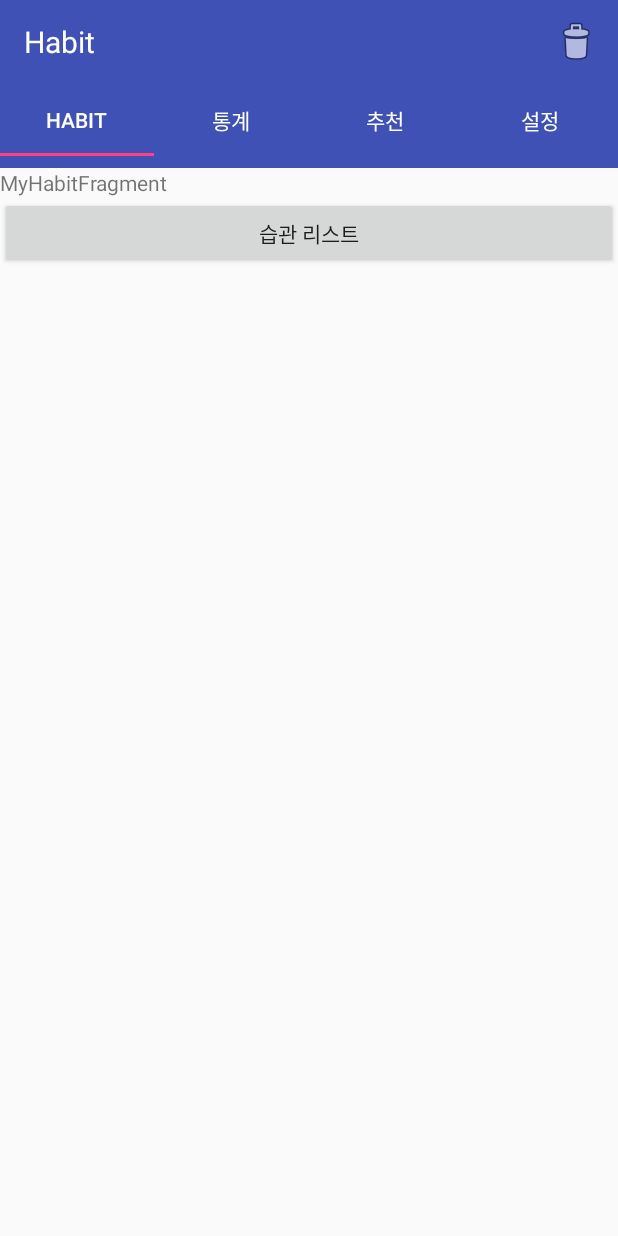
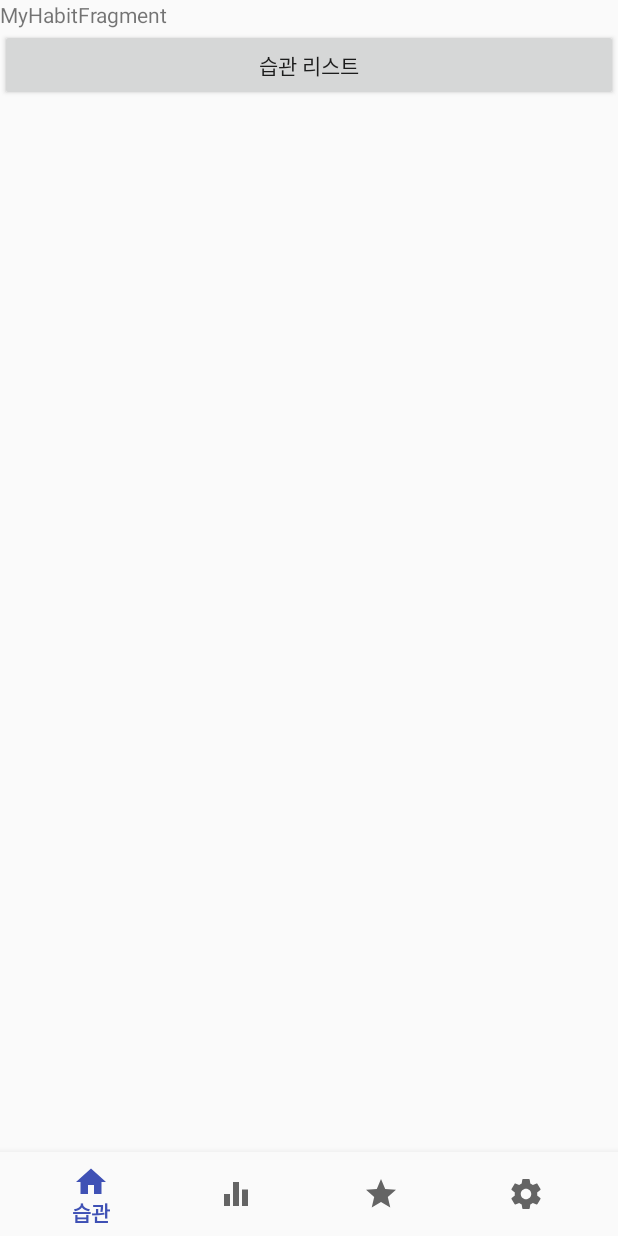
Before and after one commit to postfive/Habit, an Android app: the screen it shows after launch once a user with an empty profile is signed in (MainActivity), on a phone screen of 412 x 824 dp. Run offline under Robolectric (Android 15) with nearby library versions, the light colour scheme and no system bars; our stand-ins replace Firebase (no records; nobody signed in at launch, a user with empty details on screens opened directly).

Commit message:
TabLayout > BottomNavigationView
TabLayout > BottomNavigationView

```diff
--- /dev/null
+++ b/Android_MVP/Habit/app/src/main/java/com/postfive/habit/adpater/pager/SectionsPagerAdapter.java
@@ -0,0 +1,63 @@
+package com.postfive.habit.adpater.pager;
+
+
+import android.support.v4.app.Fragment;
+import android.support.v4.app.FragmentManager;
+import android.support.v4.app.FragmentPagerAdapter;
+import android.util.Log;
+
+
+import com.postfive.habit.view.celeblist.CelebListFragment;
+import com.postfive.habit.view.myhabits.MyHabitsFragment;
+import com.postfive.habit.view.setting.SettingFragment;
+import com.postfive.habit.view.statistics.StatisticsFragment;
+
+import java.util.ArrayList;
+
+public class SectionsPagerAdapter extends FragmentPagerAdapter implements  SectionsPagerModel {
+    private static String TAG ="SectionsPagerAdapter";
+    private FragmentManager fm = null;
+    private ArrayList<Integer> itemList = new ArrayList<Integer>();
+
+    public SectionsPagerAdapter(FragmentManager fm) {
+        super(fm);
+
+        this.fm = fm;
+    }
+
+    @Override
+    public Fragment getItem(int position) {
+        Log.d(TAG,"getItem "+position);
+
+        switch (position) {
+            case 0:
+                return new MyHabitsFragment();
+            case 1:
+                return new StatisticsFragment();
+            case 2:
+                return new CelebListFragment();
+            case 3:
+                return new SettingFragment();
+            default :
+                break;
+        }
+        return null;
+    }
+
+    @Override
+    public void setListItem(int position) {
+        itemList.add(position);
+    }
+
+    @Override
+    public int getListItem(int position) {
+        return itemList.get(position);
+    }
+
+    @Override
+    public int getCount() {
+        return itemList.size();
+    }
+
+
+}
--- /dev/null
+++ b/Android_MVP/Habit/app/src/main/java/com/postfive/habit/adpater/pager/SectionsPagerModel.java
@@ -0,0 +1,10 @@
+package com.postfive.habit.adpater.pager;
+
+public interface SectionsPagerModel {
+
+    void setListItem(int position);
+
+    int getListItem(int position);
+
+    int getCount();
+}
--- /dev/null
+++ b/Android_MVP/Habit/app/src/main/java/com/postfive/habit/navigation/BottomNavigationViewHelper.java
@@ -0,0 +1,35 @@
+package com.postfive.habit.navigation;
+
+
+import android.annotation.SuppressLint;
+import android.support.design.internal.BottomNavigationItemView;
+import android.support.design.internal.BottomNavigationMenuView;
+import android.support.design.widget.BottomNavigationView;
+import android.util.Log;
+
+import java.lang.reflect.Field;
+
+public class BottomNavigationViewHelper {
+    @SuppressLint("RestrictedApi")
+    public static void removeShiftMode(BottomNavigationView view) {
+        BottomNavigationMenuView menuView = (BottomNavigationMenuView) view.getChildAt(0);
+        try {
+            Field shiftingMode = menuView.getClass().getDeclaredField("mShiftingMode");
+            shiftingMode.setAccessible(true);
+            shiftingMode.setBoolean(menuView, false);
+            shiftingMode.setAccessible(false);
+            for (int i = 0; i < menuView.getChildCount(); i++) {
+                BottomNavigationItemView item = (BottomNavigationItemView) menuView.getChildAt(i);
+                //noinspection RestrictedApi
+//                item.setShiftingMode(false);
+                // set once again checked value, so view will be updated
+                //noinspection RestrictedApi
+                item.setChecked(item.getItemData().isChecked());
+            }
+        } catch (NoSuchFieldException e) {
+            Log.e("BottomNav", "Unable to get shift mode field", e);
+        } catch (IllegalAccessException e) {
+            Log.e("BottomNav", "Unable to change value of shift mode", e);
+        }
+    }
+}
--- a/Android_MVP/Habit/app/src/main/java/com/postfive/habit/view/login/LoginActivity.java
+++ b/Android_MVP/Habit/app/src/main/java/com/postfive/habit/view/login/LoginActivity.java
@@ -27,6 +27,9 @@ import com.google.firebase.auth.FirebaseUser;
 import com.google.firebase.auth.GoogleAuthProvider;
 import com.postfive.habit.R;
 import com.postfive.habit.view.main.MainActivity;
+
+import java.util.HashMap;
+import java.util.Map;
 
 public class LoginActivity extends AppCompatActivity implements View.OnClickListener{
 
@@ -131,6 +134,7 @@ public class LoginActivity extends AppCompatActivity implements View.OnClickList
     private void firebaseAuthWithGoogle(GoogleSignInAccount acct) {
         Log.d(TAG, "firebaseAuthWithGoogle:" + acct.getId());
 
+
         // [START_EXCLUDE silent]
         //showProgressDialog();
         // [END_EXCLUDE]
@@ -152,5 +156,6 @@ public class LoginActivity extends AppCompatActivity implements View.OnClickList
                 finish();
             }
         });
+
     }
 }
--- a/Android_MVP/Habit/app/src/main/java/com/postfive/habit/view/main/MainActivity.java
+++ b/Android_MVP/Habit/app/src/main/java/com/postfive/habit/view/main/MainActivity.java
@@ -5,6 +5,8 @@ import android.content.Intent;
 import android.content.pm.PackageInfo;
 import android.content.pm.PackageManager;
 import android.content.pm.Signature;
+import android.support.annotation.NonNull;
+import android.support.design.widget.BottomNavigationView;
 import android.support.design.widget.TabLayout;
 import android.support.v4.view.ViewPager;
 import android.support.v7.app.ActionBar;
@@ -15,17 +17,31 @@ import android.util.Base64;
 import android.util.Log;
 import android.view.Menu;
 import android.view.MenuInflater;
+import android.view.MenuItem;
+import android.widget.ShareActionProvider;
 import android.widget.Toast;
 
 import com.postfive.habit.R;
 import com.postfive.habit.adpater.PagerAdapter;
+import com.postfive.habit.adpater.pager.SectionsPagerAdapter;
+import com.postfive.habit.navigation.BottomNavigationViewHelper;
 import com.postfive.habit.view.login.LoginActivity;
 
 import java.security.MessageDigest;
 
 public class MainActivity extends AppCompatActivity {
 
-    ViewPager mViewPager;
+    private ViewPager mViewPager;
+    private BottomNavigationView mBottomNavigationView;
+    private MenuItem mMenuItem;
+    private MenuItem mBottomNavigationMenu;
+
+    @Override
+    protected void onStart() {
+        super.onStart();
+
+        // db확인
+    }
 
     @Override
     protected void onCreate(Bundle savedInstanceState) {
@@ -33,6 +49,7 @@ public class MainActivity extends AppCompatActivity {
         setContentView(R.layout.activity_main);
         //getHashKey(getApplicationContext());
 
+/*
         // Toolbar 설정
         Toolbar myToolbar = (Toolbar) findViewById(R.id.toolbar);
         setSupportActionBar(myToolbar);
@@ -41,37 +58,84 @@ public class MainActivity extends AppCompatActivity {
         ActionBar actionBar = getSupportActionBar();
 //        actionBar.setDisplayHomeAsUpEnabled(true);
         actionBar.setDisplayShowTitleEnabled(false);
+*/
 
-        TabLayout tabLayout = (TabLayout)findViewById(R.id.tablayout);
-        tabLayout.addTab(tabLayout.newTab().setText("Habit"));
-        tabLayout.addTab(tabLayout.newTab().setText("통계"));
-        tabLayout.addTab(tabLayout.newTab().setText("추천"));
-        tabLayout.addTab(tabLayout.newTab().setText("설정"));
-        tabLayout.setTabGravity(TabLayout.GRAVITY_FILL);
 
-        mViewPager = (ViewPager) findViewById(R.id.viewpager);
-        PagerAdapter pagerAdapter = new PagerAdapter(getSupportFragmentManager(), tabLayout.getTabCount());
-        mViewPager.setAdapter(pagerAdapter);
-        mViewPager.setOnPageChangeListener(new TabLayout.TabLayoutOnPageChangeListener(tabLayout));
-        tabLayout.setOnTabSelectedListener(new TabLayout.OnTabSelectedListener() {
-            @Override
-            public void onTabSelected(TabLayout.Tab tab) {
-                mViewPager.setCurrentItem(tab.getPosition());
-            }
+        mBottomNavigationView = (BottomNavigationView)findViewById(R.id.bottom_navigation_main);
+        BottomNavigationViewHelper.removeShiftMode(mBottomNavigationView);
 
-            @Override
-            public void onTabUnselected(TabLayout.Tab tab) {
+        // BottomNavigation 선택 리스터
+        mBottomNavigationView.setOnNavigationItemSelectedListener(navigationItemSelectedListener);
 
-            }
+        // Viewpager Adapter
+        SectionsPagerAdapter sectionsPagerAdapter = new SectionsPagerAdapter(getSupportFragmentManager());
+        // viewpager
+        mViewPager = (ViewPager)findViewById(R.id.viewpager_main);
+        mViewPager.setAdapter(sectionsPagerAdapter);
+        mViewPager.setCurrentItem(0);
+        mViewPager.setOffscreenPageLimit(4);
+        mViewPager.addOnPageChangeListener(pageChangeListener);
+        mMenuItem = mBottomNavigationView.getMenu().getItem(0);
 
-            @Override
-            public void onTabReselected(TabLayout.Tab tab) {
+        sectionsPagerAdapter.setListItem(0);
+        sectionsPagerAdapter.setListItem(1);
+        sectionsPagerAdapter.setListItem(2);
+        sectionsPagerAdapter.setListItem(3);
 
-            }
-        });
+        sectionsPagerAdapter.notifyDataSetChanged();
+
 
 
     }
+
+    private BottomNavigationView.OnNavigationItemSelectedListener navigationItemSelectedListener =
+            new BottomNavigationView.OnNavigationItemSelectedListener() {
+                @Override
+                public boolean onNavigationItemSelected(@NonNull MenuItem item) {
+
+                    switch (item.getItemId()){
+                        case R.id.home :
+                            mViewPager.setCurrentItem(0);
+                            return true;
+                        case R.id.search :
+                            mViewPager.setCurrentItem(1);
+                            return true;
+                        case R.id.favorite :
+                            mViewPager.setCurrentItem(2);
+                            return true;
+                        case R.id.setting :
+                            mViewPager.setCurrentItem(3);
+                            return true;
+                        default :
+                            break;
+
+                    }
+                    return false;
+                }
+            };
+
+    private  ViewPager.OnPageChangeListener pageChangeListener =
+            new ViewPager.OnPageChangeListener() {
+                @Override
+                public void onPageScrolled(int position, float positionOffset, int positionOffsetPixels) {
+
+                }
+
+                @Override
+                public void onPageSelected(int position) {
+                    if ( mMenuItem != null) {
+                        mMenuItem.setChecked(false);
+                    }
+                    mMenuItem = mBottomNavigationView.getMenu().getItem(position);
+                    mMenuItem.setChecked(true);
+
+                }
+
+                @Override
+                public void onPageScrollStateChanged(int state) {
+
+                }
+            };
 
     public static String getHashKey(Context context) {
 
@@ -106,16 +170,16 @@ public class MainActivity extends AppCompatActivity {
     @Override
     public boolean onCreateOptionsMenu(Menu menu) {
         // Inflate the menu items for use in the action bar
-        MenuInflater inflater = getMenuInflater();
+        /*MenuInflater inflater = getMenuInflater();
         inflater.inflate(R.menu.menu_main_appbar, menu);
-
+*/
 
         return super.onCreateOptionsMenu(menu);
     }
 
     /* toolbar, action bar 버튼 클릭 이벤트 */
     public boolean onOptionsItemSelected(android.view.MenuItem item) {
-        switch (item.getItemId()) {
+/*        switch (item.getItemId()) {
 
             case android.R.id.home:
 //                onClickHome();
@@ -125,7 +189,7 @@ public class MainActivity extends AppCompatActivity {
                 break;
             default:
                 break;
-        }
+        }*/
         return super.onOptionsItemSelected(item);
     }
 
@@ -162,7 +226,14 @@ public class MainActivity extends AppCompatActivity {
             LoginActivity.mFirebaseAuth.signOut();
         }
 
-        startActivity(new Intent(MainActivity.this, LoginActivity.class));
+        //startActivity(new Intent(MainActivity.this, LoginActivity.class));
         finish();
     }
+
+
+    @Override
+    public void onBackPressed() {
+        super.onBackPressed();
+        logout();
+    }
 }
--- /dev/null
+++ b/Android_MVP/Habit/app/src/main/res/drawable/ic_equalizer_black_24dp.xml
@@ -0,0 +1,9 @@
+<vector xmlns:android="http://schemas.android.com/apk/res/android"
+        android:width="24dp"
+        android:height="24dp"
+        android:viewportWidth="24.0"
+        android:viewportHeight="24.0">
+    <path
+        android:fillColor="#FF000000"
+        android:pathData="M10,20h4L14,4h-4v16zM4,20h4v-8L4,12v8zM16,9v11h4L20,9h-4z"/>
+</vector>
--- /dev/null
+++ b/Android_MVP/Habit/app/src/main/res/drawable/ic_home_black_24dp.xml
@@ -0,0 +1,9 @@
+<vector xmlns:android="http://schemas.android.com/apk/res/android"
+        android:width="24dp"
+        android:height="24dp"
+        android:viewportWidth="24.0"
+        android:viewportHeight="24.0">
+    <path
+        android:fillColor="#FF000000"
+        android:pathData="M10,20v-6h4v6h5v-8h3L12,3 2,12h3v8z"/>
+</vector>
--- /dev/null
+++ b/Android_MVP/Habit/app/src/main/res/drawable/ic_settings_black_24dp.xml
@@ -0,0 +1,9 @@
+<vector xmlns:android="http://schemas.android.com/apk/res/android"
+        android:width="24dp"
+        android:height="24dp"
+        android:viewportWidth="24.0"
+        android:viewportHeight="24.0">
+    <path
+        android:fillColor="#FF000000"
+        android:pathData="M19.43,12.98c0.04,-0.32 0.07,-0.64 0.07,-0.98s-0.03,-0.66 -0.07,-0.98l2.11,-1.65c0.19,-0.15 0.24,-0.42 0.12,-0.64l-2,-3.46c-0.12,-0.22 -0.39,-0.3 -0.61,-0.22l-2.49,1c-0.52,-0.4 -1.08,-0.73 -1.69,-0.98l-0.38,-2.65C14.46,2.18 14.25,2 14,2h-4c-0.25,0 -0.46,0.18 -0.49,0.42l-0.38,2.65c-0.61,0.25 -1.17,0.59 -1.69,0.98l-2.49,-1c-0.23,-0.09 -0.49,0 -0.61,0.22l-2,3.46c-0.13,0.22 -0.07,0.49 0.12,0.64l2.11,1.65c-0.04,0.32 -0.07,0.65 -0.07,0.98s0.03,0.66 0.07,0.98l-2.11,1.65c-0.19,0.15 -0.24,0.42 -0.12,0.64l2,3.46c0.12,0.22 0.39,0.3 0.61,0.22l2.49,-1c0.52,0.4 1.08,0.73 1.69,0.98l0.38,2.65c0.03,0.24 0.24,0.42 0.49,0.42h4c0.25,0 0.46,-0.18 0.49,-0.42l0.38,-2.65c0.61,-0.25 1.17,-0.59 1.69,-0.98l2.49,1c0.23,0.09 0.49,0 0.61,-0.22l2,-3.46c0.12,-0.22 0.07,-0.49 -0.12,-0.64l-2.11,-1.65zM12,15.5c-1.93,0 -3.5,-1.57 -3.5,-3.5s1.57,-3.5 3.5,-3.5 3.5,1.57 3.5,3.5 -1.57,3.5 -3.5,3.5z"/>
+</vector>
--- /dev/null
+++ b/Android_MVP/Habit/app/src/main/res/drawable/ic_star_black_24dp.xml
@@ -0,0 +1,9 @@
+<vector xmlns:android="http://schemas.android.com/apk/res/android"
+        android:width="24dp"
+        android:height="24dp"
+        android:viewportWidth="24.0"
+        android:viewportHeight="24.0">
+    <path
+        android:fillColor="#FF000000"
+        android:pathData="M12,17.27L18.18,21l-1.64,-7.03L22,9.24l-7.19,-0.61L12,2 9.19,8.63 2,9.24l5.46,4.73L5.82,21z"/>
+</vector>
--- a/Android_MVP/Habit/app/src/main/res/layout/activity_main.xml
+++ b/Android_MVP/Habit/app/src/main/res/layout/activity_main.xml
@@ -1,19 +1,17 @@
 <?xml version="1.0" encoding="utf-8"?>
-<LinearLayout xmlns:android="http://schemas.android.com/apk/res/android"
+<android.support.design.widget.CoordinatorLayout xmlns:android="http://schemas.android.com/apk/res/android"
     xmlns:app="http://schemas.android.com/apk/res-auto"
     xmlns:tools="http://schemas.android.com/tools"
     android:layout_width="match_parent"
     android:layout_height="match_parent"
-    android:orientation="vertical"
     tools:context=".view.main.MainActivity">
+<!--
     <android.support.design.widget.AppBarLayout
         android:id="@+id/appbar"
         android:layout_width="match_parent"
         android:layout_height="wrap_content"
-        android:layout_alignParentTop="true"
         android:theme="@style/AppTheme.Toolbar"
         app:elevation="0dp">
-
         <android.support.v7.widget.Toolbar
             android:id="@+id/toolbar"
             android:layout_width="match_parent"
@@ -21,34 +19,31 @@
             android:background="?attr/colorPrimary"
             android:theme="@style/AppTheme.Toolbar"
             app:popupTheme="@style/AppTheme.Toolbar.PopupTheme">
-
             <TextView
                 android:id="@+id/toolbar_title"
                 android:layout_width="wrap_content"
                 android:layout_height="wrap_content"
                 android:text="@string/app_name"
-                android:theme="@style/AppTheme.Toolbar.Title"
-                />
+                android:theme="@style/AppTheme.Toolbar.Title" />
+        </android.support.v7.widget.Toolbar>
+    </android.support.design.widget.AppBarLayout>-->
 
-        </android.support.v7.widget.Toolbar>
+    <android.support.v4.view.ViewPager
+        android:id="@+id/viewpager_main"
+        android:layout_width="match_parent"
+        android:layout_height="match_parent"
+        app:layout_behavior="@string/appbar_scrolling_view_behavior" >
+    </android.support.v4.view.ViewPager>
 
-    </android.support.design.widget.AppBarLayout>
-    <android.support.design.widget.TabLayout
+    <android.support.design.widget.BottomNavigationView
+        android:id="@+id/bottom_navigation_main"
         android:layout_width="match_parent"
         android:layout_height="wrap_content"
-        android:id = "@+id/tablayout"
-        android:background="@color/colorPrimary"
-        android:minHeight="?attr/actionBarSize"
-        android:theme="@style/AppTheme.Toolbar"
-        >
+        android:layout_gravity="bottom"
+        android:background="?android:attr/windowBackground"
+        app:layout_anchor="@id/viewpager_main"
+        app:layout_anchorGravity="bottom"
+        app:menu="@menu/menu_bottom_navigation">
+    </android.support.design.widget.BottomNavigationView>
 
-    </android.support.design.widget.TabLayout>
-
-    <android.support.v4.view.ViewPager
-        android:id="@+id/viewpager"
-        android:layout_width="match_parent"
-        android:layout_height="match_parent">
-
-    </android.support.v4.view.ViewPager>
-
-</LinearLayout>
+</android.support.design.widget.CoordinatorLayout>
--- /dev/null
+++ b/Android_MVP/Habit/app/src/main/res/menu/menu_bottom_navigation.xml
@@ -0,0 +1,20 @@
+<?xml version="1.0" encoding="utf-8"?>
+<menu xmlns:android="http://schemas.android.com/apk/res/android">
+    <item
+        android:id="@+id/home"
+        android:icon = "@drawable/ic_home_black_24dp"
+        android:title = "@string/habit"/>
+    <item
+        android:id="@+id/search"
+        android:icon = "@drawable/ic_equalizer_black_24dp"
+        android:title = "@string/statistics"/>
+    <item
+        android:id="@+id/favorite"
+        android:icon = "@drawable/ic_star_black_24dp"
+        android:title = "@string/recommendation"/>
+    <item
+        android:id="@+id/setting"
+        android:icon = "@drawable/ic_settings_black_24dp"
+        android:title = "@string/setting"/>
+
+</menu>
--- a/Android_MVP/Habit/app/src/main/res/values/strings.xml
+++ b/Android_MVP/Habit/app/src/main/res/values/strings.xml
@@ -9,6 +9,10 @@
     <string name="add_habit">습관추가하기</string>
     <string name="modify_habit">습관변경하기</string>
 
+    <!-- Bottom Navigation -->
+    <string name="statistics">통계</string>
+    <string name="recommendation">추천</string>
+    <string name="setting">설정</string>
 
     <string name="celeb_title">박보람의 다이어트 습관</string>
     <!-- TODO: Remove or change this placeholder text -->
```
Also changed, not shown: Android_MVP/Habit/app/src/main/java/com/postfive/habit/navigation/BottomNavigationBehavior.java (added, +236 -0 lines), Android_MVP/Habit/app/src/main/java/com/postfive/habit/navigation/VerticalScrollingBehavior.java (added, +143 -0 lines), Android_MVP/Habit/app/src/main/res/drawable/ic_show_chart_black_24dp.xml (added, +9 -0 lines).
